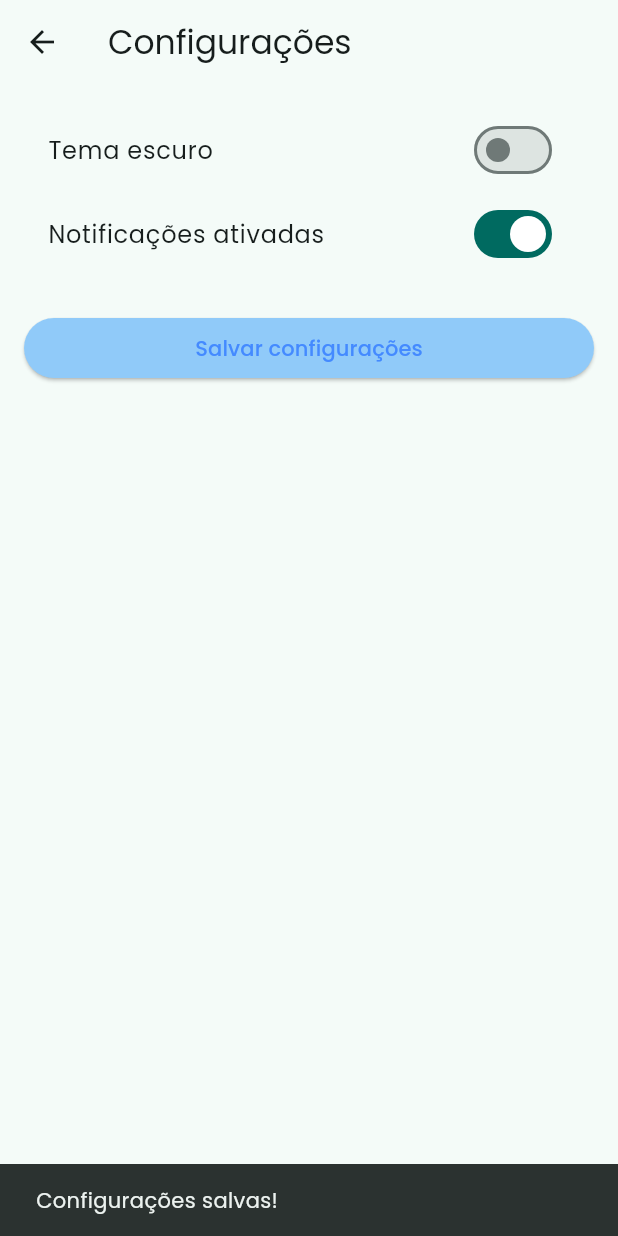
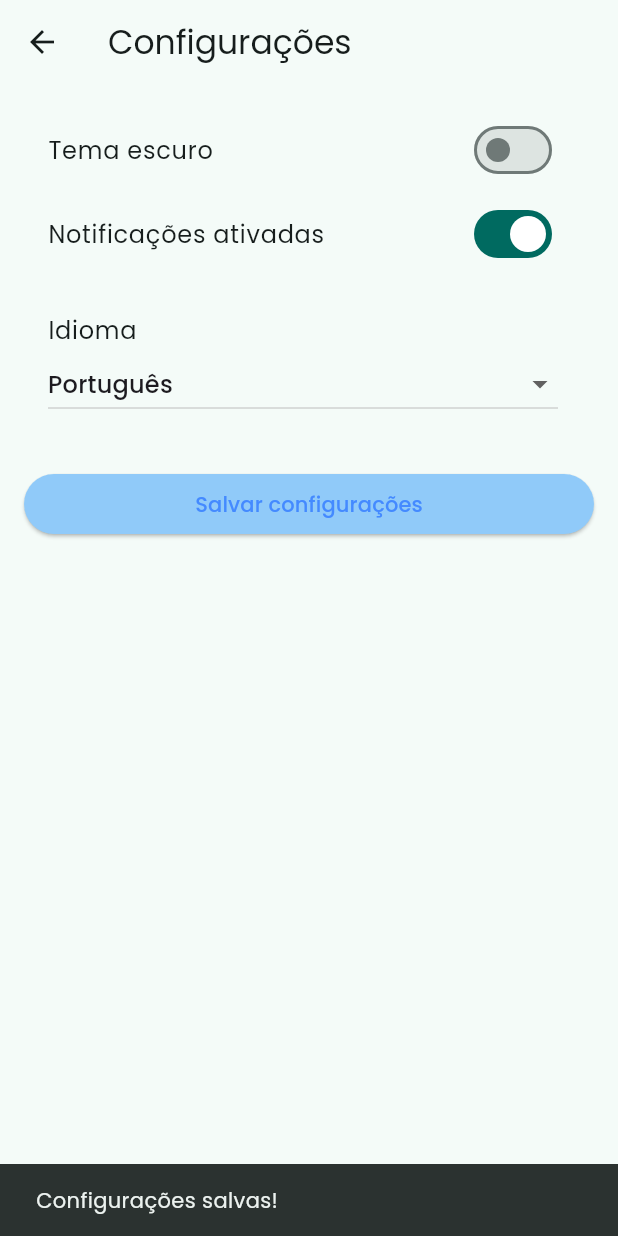
Before and after one commit to kyleflick124/ddm2025, a Flutter app: the SettingsScreen screen opened by its route, after a tap on "Salvar configurações", on a phone screen of 412 x 824 dp. Run offline on Flutter 3.47's test engine with Material 3 defaults, Android fonts, the phone set to English and light mode, and no system bars; our stand-ins replace firebase_auth, firebase_core, fl_chart, flutter_riverpod, google_fonts, google_maps_flutter and 2 more; accounts and stored records are empty.

Commit message:
refactor: updating screen files to keep state

```diff
--- a/lib/main.dart
+++ b/lib/main.dart
@@ -13,6 +13,8 @@ import 'screens/device_screen.dart';
 import 'screens/profile_screen.dart';
 import 'screens/settings_screen.dart';
 import 'providers/theme_provider.dart';
+import 'providers/locale_provider.dart';
+import 'providers/session_provider.dart';
 
 void main() {
   runApp(const ProviderScope(child: ElderMonitorApp()));
@@ -24,8 +26,11 @@ class ElderMonitorApp extends ConsumerWidget {
   @override
   Widget build(BuildContext context, WidgetRef ref) {
     final themeMode = ref.watch(themeProvider);
+    final locale = ref.watch(localeProvider);
+    final session = ref.watch(sessionProvider);
 
     return MaterialApp(
+      navigatorObservers: [RouteObserver(ref)],
       title: 'Elder Monitor',
       debugShowCheckedModeBanner: false,
       theme: ThemeData(
@@ -58,7 +63,8 @@ class ElderMonitorApp extends ConsumerWidget {
         ),
       ),
       themeMode: themeMode,
-      initialRoute: '/splash',
+      locale: locale,
+      initialRoute: session.lastRoute ?? '/splash',
       supportedLocales: const [
         Locale('en'),
         Locale('pt'),
@@ -85,3 +91,25 @@ class ElderMonitorApp extends ConsumerWidget {
     );
   }
 }
+
+class RouteObserver extends NavigatorObserver {
+  final WidgetRef ref;
+  RouteObserver(this.ref);
+
+  @override
+  void didPush(Route<dynamic> route, Route<dynamic>? previousRoute) {
+    super.didPush(route, previousRoute);
+    if (route.settings.name != null && route.settings.name != '/splash') {
+      ref.read(sessionProvider.notifier).saveLastRoute(route.settings.name!);
+    }
+  }
+
+  @override
+  void didReplace({Route<dynamic>? newRoute, Route<dynamic>? oldRoute}) {
+    super.didReplace(newRoute: newRoute, oldRoute: oldRoute);
+    if (newRoute?.settings.name != null &&
+        newRoute!.settings.name != '/splash') {
+      ref.read(sessionProvider.notifier).saveLastRoute(newRoute.settings.name!);
+    }
+  }
+}
--- a/lib/screens/settings_screen.dart
+++ b/lib/screens/settings_screen.dart
@@ -2,6 +2,8 @@ import 'package:flutter/material.dart';
 import 'package:flutter_riverpod/flutter_riverpod.dart';
 import 'package:shared_preferences/shared_preferences.dart';
 import '../providers/theme_provider.dart';
+import '../providers/locale_provider.dart';
+import '../providers/session_provider.dart';
 
 class SettingsScreen extends ConsumerStatefulWidget {
   const SettingsScreen({super.key});
@@ -13,6 +15,7 @@ class SettingsScreen extends ConsumerStatefulWidget {
 class _SettingsScreenState extends ConsumerState<SettingsScreen> {
   bool _notificationsEnabledTemp = true;
   bool _darkThemeTemp = false;
+  String _selectedLanguage = 'pt';
 
   @override
   void initState() {
@@ -26,6 +29,7 @@ class _SettingsScreenState extends ConsumerState<SettingsScreen> {
     setState(() {
       _notificationsEnabledTemp = prefs.getBool('notifications') ?? true;
       _darkThemeTemp = prefs.getBool('darkTheme') ?? false;
+      _selectedLanguage = prefs.getString('last_language') ?? 'pt';
     });
   }
 
@@ -33,13 +37,22 @@ class _SettingsScreenState extends ConsumerState<SettingsScreen> {
     final prefs = await SharedPreferences.getInstance();
     await prefs.setBool('notifications', _notificationsEnabledTemp);
     await prefs.setBool('darkTheme', _darkThemeTemp);
+    await prefs.setString('last_language', _selectedLanguage);
 
-    // Atualiza provider
+    // Atualiza provider de tema
     ref.read(themeProvider.notifier).state =
         _darkThemeTemp ? ThemeMode.dark : ThemeMode.light;
 
-    ScaffoldMessenger.of(context)
-        .showSnackBar(const SnackBar(content: Text('Configurações salvas!')));
+    // Atualiza provider de idioma
+    ref.read(localeProvider.notifier).state = Locale(_selectedLanguage);
+
+    // Salva no session provider
+    ref.read(sessionProvider.notifier).saveLastLanguage(_selectedLanguage);
+
+    if (mounted) {
+      ScaffoldMessenger.of(context)
+          .showSnackBar(const SnackBar(content: Text('Configurações salvas!')));
+    }
   }
 
   @override
@@ -67,7 +80,28 @@ class _SettingsScreenState extends ConsumerState<SettingsScreen> {
             SwitchListTile(
               title: const Text('Notificações ativadas'),
               value: _notificationsEnabledTemp,
-              onChanged: (val) => setState(() => _notificationsEnabledTemp = val),
+              onChanged: (val) =>
+                  setState(() => _notificationsEnabledTemp = val),
+            ),
+            const SizedBox(height: 16),
+            ListTile(
+              title: const Text('Idioma'),
+              subtitle: DropdownButton<String>(
+                value: _selectedLanguage,
+                isExpanded: true,
+                items: const [
+                  DropdownMenuItem(value: 'pt', child: Text('Português')),
+                  DropdownMenuItem(value: 'en', child: Text('English')),
+                  DropdownMenuItem(value: 'es', child: Text('Español')),
+                  DropdownMenuItem(value: 'fr', child: Text('Français')),
+                  DropdownMenuItem(value: 'zh', child: Text('中文')),
+                ],
+                onChanged: (val) {
+                  if (val != null) {
+                    setState(() => _selectedLanguage = val);
+                  }
+                },
+              ),
             ),
             const SizedBox(height: 24),
             ElevatedButton(
```
Also changed, not shown: lib/providers/session_provider.dart (added, +106 -0 lines), lib/screens/alerts_screen.dart (+6 -4 lines), lib/screens/home_screen.dart (+36 -13 lines), lib/screens/map_screen.dart (+36 -7 lines), lib/screens/profile_screen.dart (+25 -10 lines), lib/screens/splash_screen.dart (+43 -7 lines), 1 other file.
